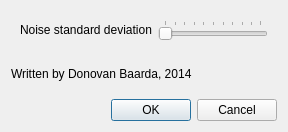
Before: the Qt Designer form filter-kalman/ftnoir_kalman_filtercontrols.ui in opentrack/opentrack, drawn with Qt 5.
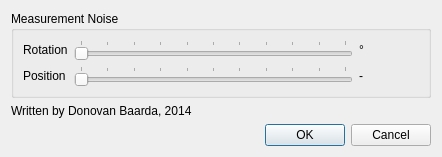
After: the same form once the commit is applied. Icons and pictures are not drawn.

Commit message: kalman filter revised: noise model change, switch to Eigen3, implemented process noise covariance scaling adaptive KF, augmented akf with deadzone filter as second filter stage

What changed in the file:
```diff
--- a/filter-kalman/ftnoir_kalman_filtercontrols.ui
+++ b/filter-kalman/ftnoir_kalman_filtercontrols.ui
@@ -9,8 +9,8 @@
    <rect>
     <x>0</x>
     <y>0</y>
-    <width>288</width>
-    <height>132</height>
+    <width>442</width>
+    <height>153</height>
    </rect>
   </property>
   <property name="sizePolicy">
@@ -37,29 +37,32 @@
   </property>
   <layout class="QVBoxLayout" name="verticalLayout">
    <item>
-    <widget class="QFrame" name="frame">
-     <property name="frameShape">
-      <enum>QFrame::NoFrame</enum>
+    <widget class="QGroupBox" name="groupBox_2">
+     <property name="title">
+      <string>Measurement Noise</string>
      </property>
-     <property name="frameShadow">
-      <enum>QFrame::Raised</enum>
-     </property>
-     <layout class="QGridLayout" name="gridLayout">
+     <layout class="QGridLayout" name="gridLayout_2">
       <item row="0" column="0">
        <widget class="QLabel" name="label">
         <property name="text">
-         <string>Noise standard deviation</string>
+         <string>Rotation</string>
         </property>
        </widget>
       </item>
       <item row="0" column="1">
-       <widget class="QSlider" name="noise_slider">
+       <widget class="QSlider" name="noiseRotSlider">
+        <property name="maximum">
+         <number>100</number>
+        </property>
         <property name="singleStep">
          <number>1</number>
         </property>
         <property name="orientation">
          <enum>Qt::Horizontal</enum>
         </property>
+        <property name="invertedAppearance">
+         <bool>false</bool>
+        </property>
         <property name="tickPosition">
          <enum>QSlider::TicksAbove</enum>
         </property>
@@ -68,6 +71,55 @@
         </property>
        </widget>
       </item>
+      <item row="1" column="0">
+       <widget class="QLabel" name="label_4">
+        <property name="text">
+         <string>Position</string>
+        </property>
+       </widget>
+      </item>
+      <item row="1" column="1">
+       <widget class="QSlider" name="noisePosSlider">
+        <property name="maximum">
+         <number>100</number>
+        </property>
+        <property name="orientation">
+         <enum>Qt::Horizontal</enum>
+        </property>
+        <property name="tickPosition">
+         <enum>QSlider::TicksAbove</enum>
+        </property>
+        <property name="tickInterval">
+         <number>10</number>
+        </property>
+       </widget>
+      </item>
+      <item row="0" column="2">
+       <widget class="QLabel" name="noiseRotLabel">
+        <property name="minimumSize">
+         <size>
+          <width>60</width>
+          <height>0</height>
+         </size>
+        </property>
+        <property name="text">
+         <string>°</string>
+        </property>
+       </widget>
+      </item>
+      <item row="1" column="2">
+       <widget class="QLabel" name="noisePosLabel">
+        <property name="minimumSize">
+         <size>
+          <width>60</width>
+          <height>0</height>
+         </size>
+        </property>
+        <property name="text">
+         <string>-</string>
+        </property>
+       </widget>
+      </item>
      </layout>
     </widget>
    </item>
```
Left out of the diff: 3 changed lines with no effect on the pictures. The commit also changes 3 other files.
